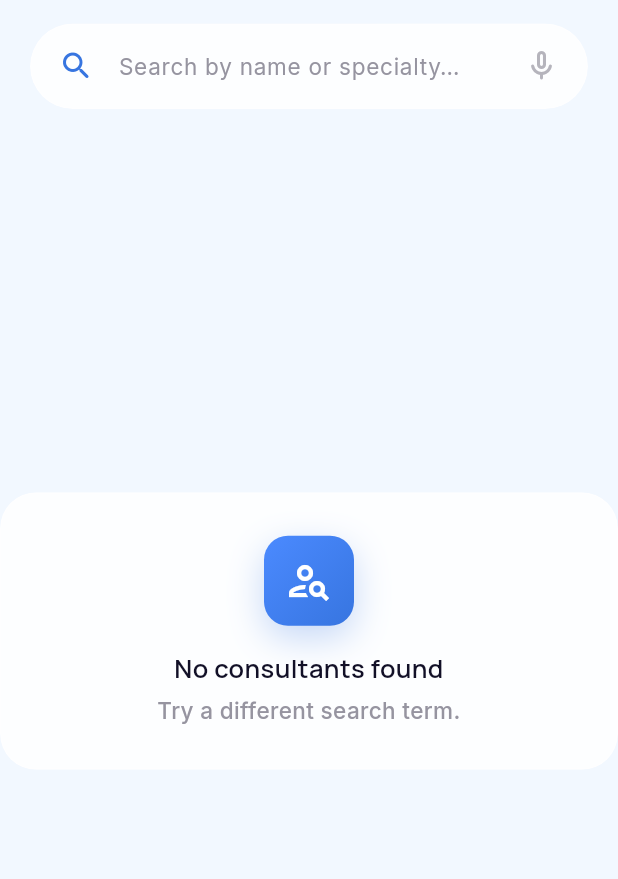
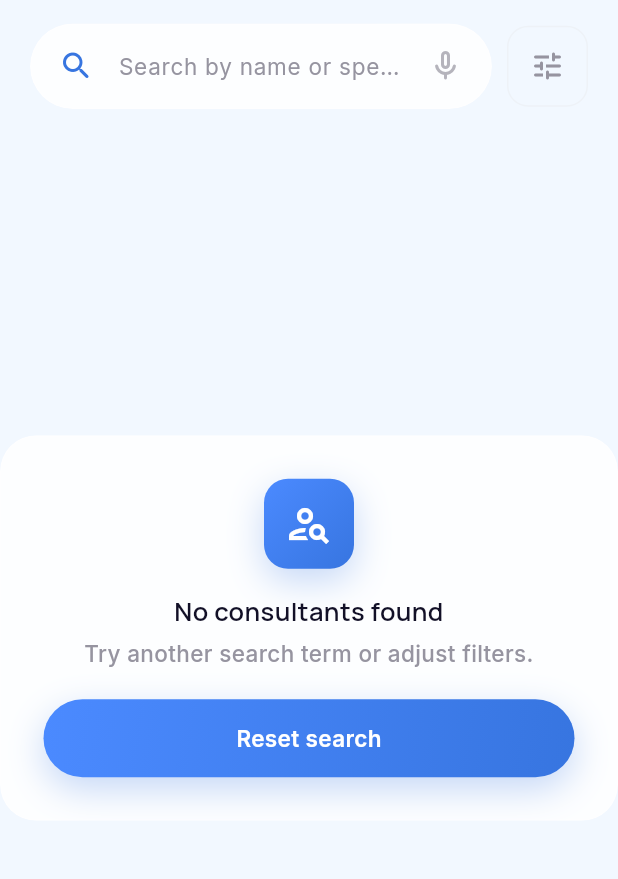
Before and after one commit to Harshgupta2902/healthcare, a Flutter app: the ConsultantsListScreen widget shown alone on an empty page, opened directly, on a phone screen of 412 x 824 dp, the part 101-980 px from its top. Run offline on Flutter 3.47's test engine with Material 3 defaults, Android fonts, the phone set to English and light mode, and no system bars; drawn by our look-alikes of flutter_animate; our stand-ins replace cached_network_image, dio, equatable, flutter_dotenv, flutter_riverpod, flutter_svg and 7 more; accounts and stored records are empty.

Commit message:
feat(mobile): add consultant search filters aligned with web
Filter bottom sheet for specialty, city, health category, and sort; result count display; deep link from home category taps via query params.

Co-authored-by: Cursor <cursoragent@cursor.com>

```diff
--- a/mobile/lib/features/consultants/screens/consultants_list_screen.dart
+++ b/mobile/lib/features/consultants/screens/consultants_list_screen.dart
@@ -7,22 +7,74 @@ import '../../../core/theme/app_typography.dart';
 import '../../../shared/widgets/behance_ui.dart';
 import '../../../shared/widgets/empty_state.dart';
 import '../data/consultants_repository.dart';
+import '../models/consultant_search_filters.dart';
+import '../widgets/consultant_filter_sheet.dart';
 
 class ConsultantsListScreen extends ConsumerStatefulWidget {
   const ConsultantsListScreen({super.key});
 
   @override
-  ConsumerState<ConsultantsListScreen> createState() => _ConsultantsListScreenState();
+  ConsumerState<ConsultantsListScreen> createState() =>
+      _ConsultantsListScreenState();
 }
 
 class _ConsultantsListScreenState extends ConsumerState<ConsultantsListScreen> {
   final _searchController = TextEditingController();
-  String _query = '';
+  ConsultantSearchFilters _filters = const ConsultantSearchFilters();
+  String? _lastRouteCategory;
+
+  @override
+  void initState() {
+    super.initState();
+    _searchController.addListener(() {
+      setState(() {
+        _filters = _filters.copyWith(query: _searchController.text);
+      });
+    });
+  }
+
+  @override
+  void didChangeDependencies() {
+    super.didChangeDependencies();
+    _syncCategoryFromRoute();
+  }
+
+  void _syncCategoryFromRoute() {
+    final category = GoRouterState.of(context).uri.queryParameters['category'];
+    if (category == _lastRouteCategory) return;
+    _lastRouteCategory = category;
+
+    if (category != null && category.isNotEmpty) {
+      setState(() {
+        _filters = _filters.copyWith(healthCategory: category);
+      });
+    }
+  }
 
   @override
   void dispose() {
     _searchController.dispose();
     super.dispose();
+  }
+
+  Future<void> _openFilters(List<String> cities) async {
+    final result = await ConsultantFilterSheet.show(
+      context,
+      initialFilters: _filters,
+      cities: cities,
+    );
+    if (result != null && mounted) {
+      setState(() => _filters = result);
+    }
+  }
+
+  void _resetAll() {
+    setState(() {
+      _filters = const ConsultantSearchFilters();
+      _searchController.clear();
+      _lastRouteCategory = null;
+    });
+    context.go('/search');
   }
 
   @override
@@ -36,37 +88,78 @@ class _ConsultantsListScreenState extends ConsumerState<ConsultantsListScreen> {
         children: [
           Padding(
             padding: const EdgeInsets.fromLTRB(20, 16, 20, 0),
-            child: Text('Find a specialist', style: AppTypography.pageTitle.copyWith(fontSize: 22)),
+            child: Text(
+              'Find a specialist',
+              style: AppTypography.pageTitle.copyWith(fontSize: 22),
+            ),
           ),
           Padding(
             padding: const EdgeInsets.fromLTRB(20, 4, 20, 0),
-            child: Text('Verified healthcare professionals', style: AppTypography.pageSubtitle),
+            child: Text(
+              'Verified healthcare professionals',
+              style: AppTypography.pageSubtitle,
+            ),
           ),
           Padding(
-            padding: const EdgeInsets.fromLTRB(20, 16, 20, 12),
-            child: PillSearchBar(
-              hint: 'Search by name or specialty…',
+            padding: const EdgeInsets.fromLTRB(20, 16, 20, 8),
+            child: consultants.when(
+              data: (list) {
+                final cities = extractConsultantCities(list);
+                return _SearchFilterRow(
                   controller: _searchController,
-              onChanged: (v) => setState(() => _query = v.toLowerCase()),
+                  activeFilterCount: _filters.activeFilterCount,
+                  onFilterTap: () => _openFilters(cities),
+                );
+              },
+              loading: () => _SearchFilterRow(
+                controller: _searchController,
+                activeFilterCount: _filters.activeFilterCount,
+                onFilterTap: () => _openFilters(const []),
+              ),
+              error: (_, __) => _SearchFilterRow(
+                controller: _searchController,
+                activeFilterCount: _filters.activeFilterCount,
+                onFilterTap: () => _openFilters(const []),
+              ),
+            ),
+          ),
+          if (_filters.healthCategory != null &&
+              _filters.healthCategory!.isNotEmpty)
+            Padding(
+              padding: const EdgeInsets.fromLTRB(20, 0, 20, 8),
+              child: Align(
+                alignment: Alignment.centerLeft,
+                child: InputChip(
+                  label: Text(_filters.healthCategory!),
+                  deleteIcon: const Icon(Icons.close, size: 16),
+                  onDeleted: () => setState(
+                    () => _filters = _filters.copyWith(clearHealthCategory: true),
+                  ),
+                  backgroundColor: AppColors.surfaceContainer,
+                  labelStyle: AppTypography.bodyMedium.copyWith(
+                    color: AppColors.brand,
+                    fontWeight: FontWeight.w600,
+                  ),
+                ),
               ),
             ),
           Expanded(
             child: consultants.when(
-              loading: () => const Center(child: CircularProgressIndicator(color: AppColors.brand)),
+              loading: () => const Center(
+                child: CircularProgressIndicator(color: AppColors.brand),
+              ),
               error: (e, _) => Center(child: Text(e.toString())),
               data: (list) {
-                final filtered = list.where((p) {
-                  if (_query.isEmpty) return true;
-                  final hay = '${p.displayName} ${p.specialization} ${p.city}'.toLowerCase();
-                  return hay.contains(_query);
-                }).toList();
+                final filtered = filterAndSortConsultants(list, _filters);
 
                 if (filtered.isEmpty) {
-                  return const Center(
+                  return Center(
                     child: EmptyState(
                       title: 'No consultants found',
-                      subtitle: 'Try a different search term.',
+                      subtitle: 'Try another search term or adjust filters.',
                       icon: Icons.person_search_outlined,
+                      actionLabel: 'Reset search',
+                      onAction: _resetAll,
                     ),
                   );
                 }
@@ -74,24 +167,54 @@ class _ConsultantsListScreenState extends ConsumerState<ConsultantsListScreen> {
                 return RefreshIndicator(
                   onRefresh: () async => ref.invalidate(consultantsListProvider),
                   color: AppColors.brand,
-                  child: ListView.builder(
+                  child: ListView(
                     padding: const EdgeInsets.fromLTRB(20, 0, 20, 110),
-                    itemCount: filtered.length,
-                    itemBuilder: (_, i) {
-                      final p = filtered[i];
+                    children: [
+                      Row(
+                        crossAxisAlignment: CrossAxisAlignment.baseline,
+                        textBaseline: TextBaseline.alphabetic,
+                        children: [
+                          Text(
+                            '${filtered.length}',
+                            style: AppTypography.textTheme.titleMedium!.copyWith(
+                              fontWeight: FontWeight.w800,
+                            ),
+                          ),
+                          const SizedBox(width: 6),
+                          Text(
+                            'Experts found',
+                            style: AppTypography.pageSubtitle.copyWith(
+                              fontWeight: FontWeight.w600,
+                            ),
+                          ),
+                          const Spacer(),
+                          Text(
+                            _filters.sort.label,
+                            style: AppTypography.pageSubtitle.copyWith(
+                              fontSize: 12,
+                              color: AppColors.brand,
+                            ),
+                          ),
+                        ],
+                      ),
+                      const SizedBox(height: 12),
+                      ...filtered.asMap().entries.map((e) {
+                        final p = e.value;
                         return Padding(
                           padding: const EdgeInsets.only(bottom: 10),
                           child: DoctorListCard(
                             name: p.displayName,
-                          specialty: p.specialization ?? 'Healthcare professional',
+                            specialty:
+                                p.specialization ?? 'Healthcare professional',
                             fee: '${p.displayFee} / Consultation',
                             imageUrl: p.image,
                             isVerified: p.isVerified,
-                          animationIndex: i,
+                            animationIndex: e.key,
                             onTap: () => context.push('/consultants/${p.id}'),
                           ),
                         );
-                    },
+                      }),
+                    ],
                   ),
                 );
               },
@@ -102,3 +225,59 @@ class _ConsultantsListScreenState extends ConsumerState<ConsultantsListScreen> {
     );
   }
 }
+
+class _SearchFilterRow extends StatelessWidget {
+  const _SearchFilterRow({
+    required this.controller,
+    required this.activeFilterCount,
+    required this.onFilterTap,
+  });
+
+  final TextEditingController controller;
+  final int activeFilterCount;
+  final VoidCallback onFilterTap;
+
+  @override
+  Widget build(BuildContext context) {
+    return Row(
+      children: [
+        Expanded(
+          child: PillSearchBar(
+            hint: 'Search by name or specialty…',
+            controller: controller,
+          ),
+        ),
+        const SizedBox(width: 10),
+        Material(
+          color: AppColors.surfaceContainerLow,
+          borderRadius: BorderRadius.circular(14),
+          child: InkWell(
+            onTap: onFilterTap,
+            borderRadius: BorderRadius.circular(14),
+            child: Container(
+              padding: const EdgeInsets.all(14),
+              decoration: BoxDecoration(
+                borderRadius: BorderRadius.circular(14),
+                border: Border.all(
+                  color: activeFilterCount > 0
+                      ? AppColors.brand.withValues(alpha: 0.45)
+                      : AppColors.outline.withValues(alpha: 0.25),
+                ),
+              ),
+              child: Badge(
+                isLabelVisible: activeFilterCount > 0,
+                label: Text('$activeFilterCount'),
+                child: Icon(
+                  Icons.tune_rounded,
+                  color: activeFilterCount > 0
+                      ? AppColors.brand
+                      : AppColors.onSurfaceVariant,
+                ),
+              ),
+            ),
+          ),
+        ),
+      ],
+    );
+  }
+}
```
Lines whose indentation alone changed are shown as unchanged.
